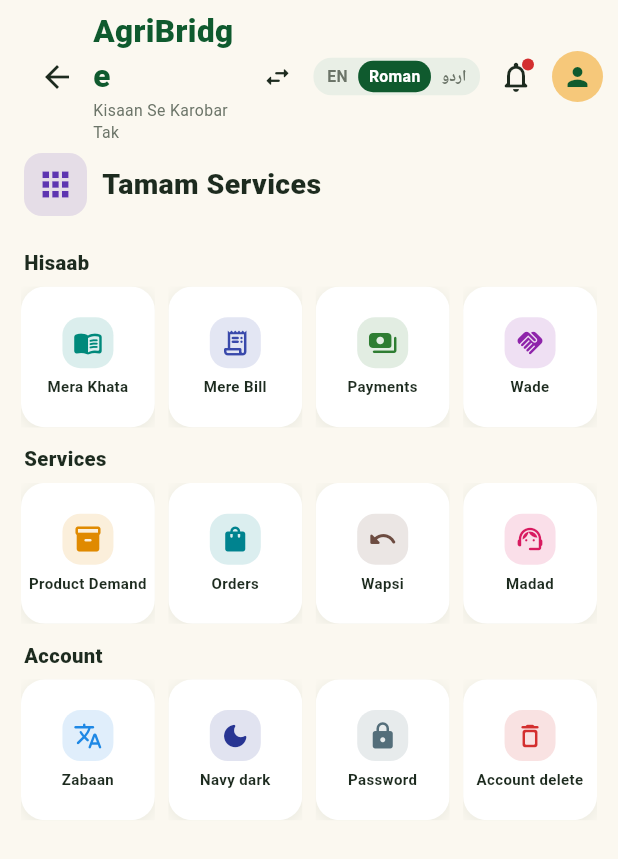
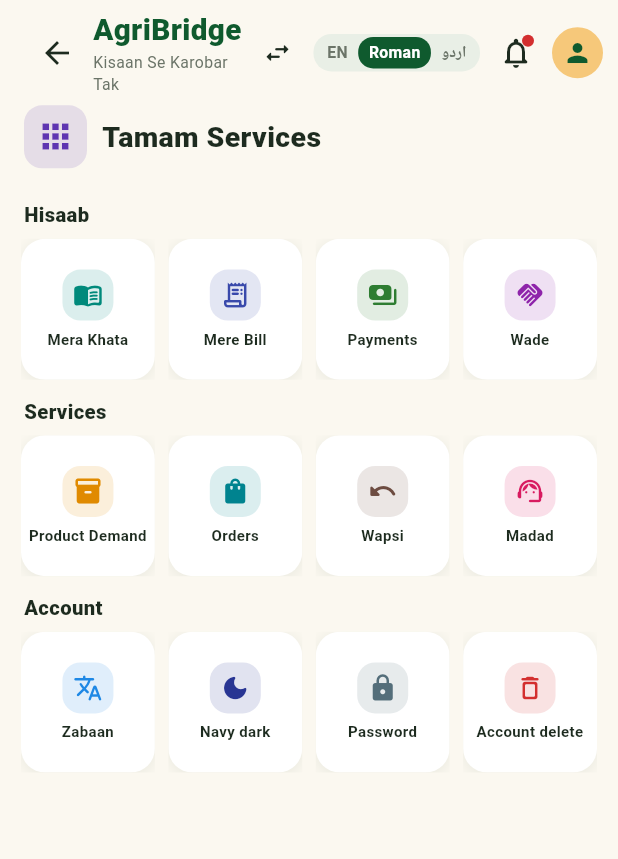
Before and after one commit to aurangzaibranapk/agribridge, a Flutter app: the AllServicesScreen screen opened directly, on a phone screen of 412 x 824 dp. Shown: the top 859 px of the screen. Run offline on Flutter 3.47's test engine with Material 3 defaults, Android fonts, the phone set to English and light mode, and no system bars; our stand-ins replace connectivity_plus, firebase_core, firebase_messaging, flutter_riverpod, supabase_flutter; accounts and stored records are empty.

Commit message:
fix(mobile): staff header overflow; farmer KPI shows minus sign for dues

```diff
--- a/mobile/lib/features/roles/farmer_screens.dart
+++ b/mobile/lib/features/roles/farmer_screens.dart
@@ -81,9 +81,9 @@
         HeroBanner(title: context.tr(T.farmerDash), name: row?['full_name']?.toString() ?? profile.name, code: row?['farmer_code']?.toString() ?? ''),
         Transform.translate(offset: const Offset(0, -16), child: Padding(padding: const EdgeInsets.symmetric(horizontal: 6), child: KpiStrip(items: [
           Kpi(Icons.landscape_rounded, const Color(0xFF43A047), num0(row?['land_size_acres'] as num?), context.tr(T.acres)),
-          Kpi(Icons.grass_rounded, const Color(0xFF7CB342), num0(crops), context.tr(T.crops)),
-          Kpi(Icons.pets_rounded, const Color(0xFF8D6E63), num0(animals), context.tr(T.animals)),
-          Kpi(Icons.account_balance_wallet_rounded, const Color(0xFFD81B60), owed == null ? '—' : num0(-owed), context.tr(T.khata), valueColor: (owed ?? 0) > 0 ? RC.red : RC.ok),
+          Kpi(Icons.grass_rounded, const Color(0xFF7CB342), num0(crops == 0 ? null : crops), context.tr(T.crops)),
+          Kpi(Icons.pets_rounded, const Color(0xFF8D6E63), num0(animals == 0 ? null : animals), context.tr(T.animals)),
+          Kpi(Icons.account_balance_wallet_rounded, const Color(0xFFD81B60), owed == null ? '—' : (owed == 0 ? '0' : '-${num0(owed.abs())}'), context.tr(T.khata), valueColor: owed == null ? null : owed > 0 ? RC.red : RC.ok),
         ]))),
         TileGrid(tiles: [
           TileData(Icons.event_note_rounded, const Color(0xFFF9A825), context.tr(T.seasonPlan), sub: 'Gandum / Munji', key: const ValueKey('tile-season'), onTap: () => push(context, const SeasonBookingScreen())),
--- a/mobile/lib/features/roles/role_ui.dart
+++ b/mobile/lib/features/roles/role_ui.dart
@@ -123,7 +123,7 @@
     final content = Row(children: [
       if (back) IconButton(onPressed: () => Navigator.maybePop(context), icon: Icon(Icons.arrow_back, color: staff ? Colors.white : context.ink)),
       Expanded(child: Column(crossAxisAlignment: CrossAxisAlignment.start, children: [
-        Text(staff ? context.tr(T.staffApp) : 'AgriBridge', style: TextStyle(color: fg, fontSize: 21, fontWeight: FontWeight.w800)),
+        FittedBox(fit: BoxFit.scaleDown, alignment: AlignmentDirectional.centerStart, child: Text(staff ? context.tr(T.staffApp) : 'AgriBridge', maxLines: 1, style: TextStyle(color: fg, fontSize: staff ? 19 : 21, fontWeight: FontWeight.w800))),
         Text(subtitle ?? context.tr(T.tagline), style: TextStyle(fontSize: 10.5, color: staff ? const Color(0xFFCFE5D4) : context.muted)),
       ])),
       if (trailing != null) trailing!,
```
